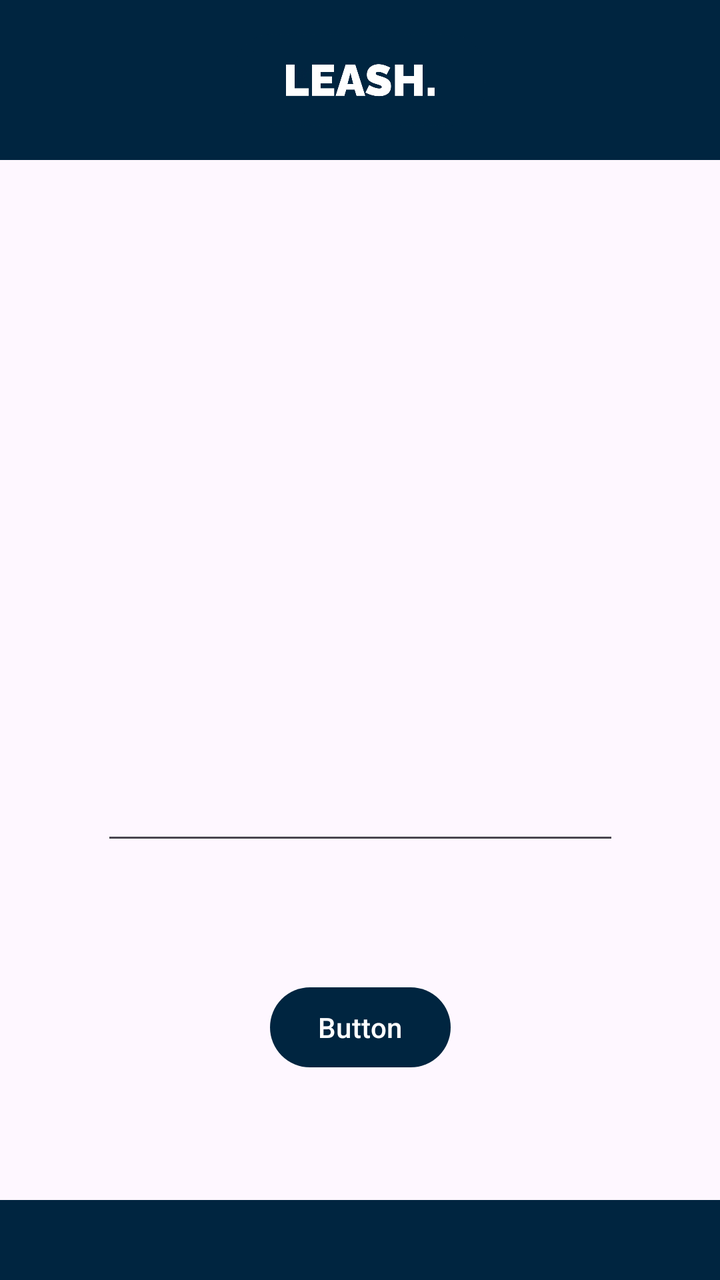
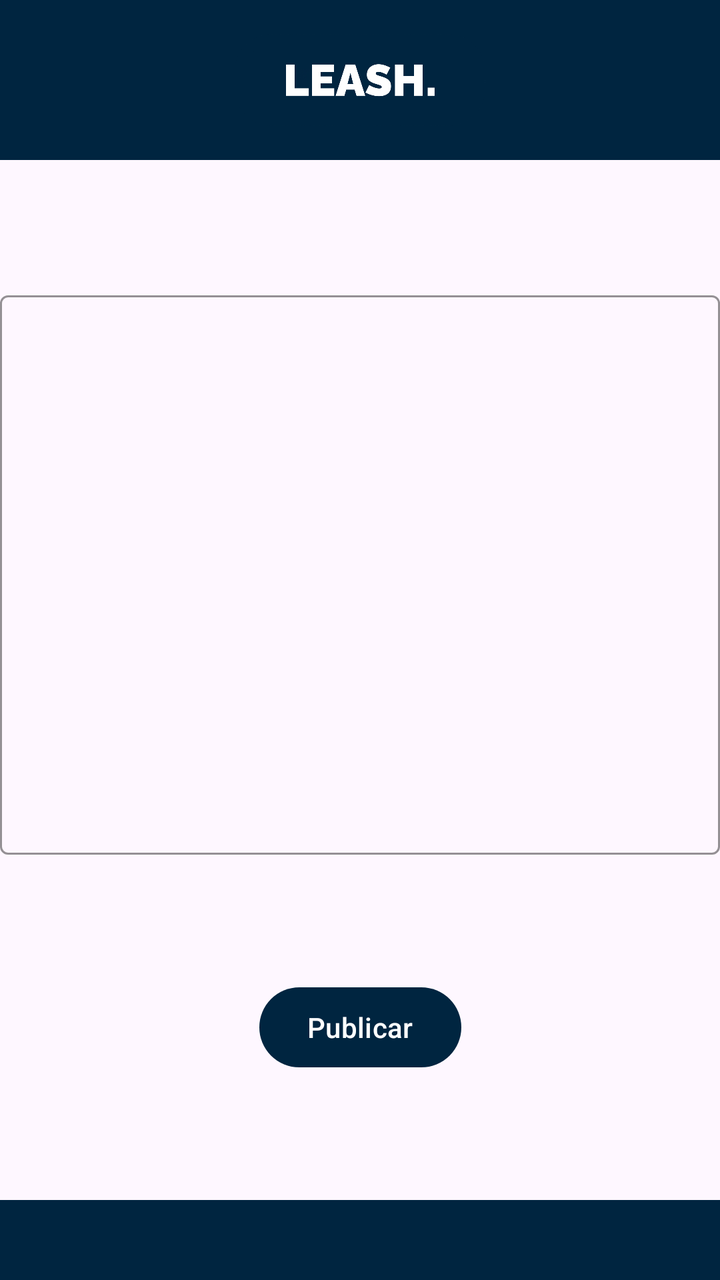

Compare the two renders of this Android layout. The source of the first and the diff that turns it into the second are given below.
<!-- AndroidManifest.xml: application theme Theme.Proyecto -->
<!-- res/layout/activity_nueva_publicacion.xml -->
<?xml version="1.0" encoding="utf-8"?>
<androidx.constraintlayout.widget.ConstraintLayout xmlns:android="http://schemas.android.com/apk/res/android"
    xmlns:app="http://schemas.android.com/apk/res-auto"
    xmlns:tools="http://schemas.android.com/tools"
    android:id="@+id/main"
    android:layout_width="match_parent"
    android:layout_height="match_parent"
    tools:context=".Vistas.NuevaPublicacionActivity">
    <androidx.appcompat.widget.Toolbar
        android:id="@+id/toolbar2"
        android:layout_width="413dp"
        android:layout_height="40dp"
        android:background="@color/Azul_Logo"
        android:minHeight="?attr/actionBarSize"
        android:theme="?attr/actionBarTheme"
        app:layout_constraintBottom_toBottomOf="parent"
        app:layout_constraintEnd_toEndOf="parent"
        app:layout_constraintHorizontal_bias="0.0"
        app:layout_constraintStart_toStartOf="parent" />

    <androidx.appcompat.widget.Toolbar
        android:id="@+id/tbRegistro"
        android:layout_width="0dp"
        android:layout_height="80dp"
        android:background="@color/Azul_Logo"
        android:minHeight="?attr/actionBarSize"
        android:theme="?attr/actionBarTheme"
        app:layout_constraintEnd_toEndOf="parent"
        app:layout_constraintHorizontal_bias="1.0"
        app:layout_constraintStart_toStartOf="parent"
        app:layout_constraintTop_toTopOf="parent" />

    <ImageView
        android:id="@+id/imageView6"
        android:layout_width="0dp"
        android:layout_height="0dp"
        android:src="@drawable/logo3"
        app:layout_constraintBottom_toBottomOf="@+id/tbRegistro"
        app:layout_constraintEnd_toEndOf="@+id/tbRegistro"
        app:layout_constraintStart_toStartOf="parent"
        app:layout_constraintTop_toTopOf="parent" />

    <Button
        android:id="@+id/subirPubli"
        android:layout_width="wrap_content"
        android:layout_height="wrap_content"
        android:text="Button"
        app:layout_constraintBottom_toTopOf="@+id/toolbar2"
        app:layout_constraintEnd_toEndOf="parent"
        app:layout_constraintStart_toStartOf="parent"
        app:layout_constraintTop_toBottomOf="@+id/editContenido" />

    <EditText
        android:id="@+id/editContenido"
        android:layout_width="259dp"
        android:layout_height="285dp"
        android:ems="10"
        android:gravity="start|top"
        android:inputType="textMultiLine"
        app:layout_constraintBottom_toTopOf="@+id/subirPubli"
        app:layout_constraintEnd_toEndOf="parent"
        app:layout_constraintStart_toStartOf="parent"
        app:layout_constraintTop_toBottomOf="@+id/tbRegistro" />
</androidx.constraintlayout.widget.ConstraintLayout>
<!-- resources referenced by this layout -->
<resources>
  <color name="Azul_Logo">#002540</color>
  <!-- drawable logo3: png bitmap (drawable, 65591 bytes) -->
  <style name="Theme.Proyecto" parent="Base.Theme.Proyecto" />
  <style name="Base.Theme.Proyecto" parent="Theme.Material3.DayNight.NoActionBar">
          
          <item name="colorPrimary">@color/Azul_Logo</item>
      </style>
</resources>

<!-- the commit's change to res/layout/activity_nueva_publicacion.xml (unified diff, before → after) -->
@@ -6,6 +6,7 @@
     android:layout_width="match_parent"
     android:layout_height="match_parent"
     tools:context=".Vistas.NuevaPublicacionActivity">
+
     <androidx.appcompat.widget.Toolbar
         android:id="@+id/toolbar2"
         android:layout_width="413dp"
@@ -19,7 +20,7 @@
         app:layout_constraintStart_toStartOf="parent" />
 
     <androidx.appcompat.widget.Toolbar
-        android:id="@+id/tbRegistro"
+        android:id="@+id/tbNuevaPubli"
         android:layout_width="0dp"
         android:layout_height="80dp"
         android:background="@color/Azul_Logo"
@@ -35,30 +36,39 @@
         android:layout_width="0dp"
         android:layout_height="0dp"
         android:src="@drawable/logo3"
-        app:layout_constraintBottom_toBottomOf="@+id/tbRegistro"
-        app:layout_constraintEnd_toEndOf="@+id/tbRegistro"
+        app:layout_constraintBottom_toBottomOf="@+id/tbNuevaPubli"
+        app:layout_constraintEnd_toEndOf="@+id/tbNuevaPubli"
         app:layout_constraintStart_toStartOf="parent"
         app:layout_constraintTop_toTopOf="parent" />
 
     <Button
-        android:id="@+id/subirPubli"
+        android:id="@+id/btnSubirPubli"
         android:layout_width="wrap_content"
         android:layout_height="wrap_content"
-        android:text="Button"
+        android:text="@string/Publicar"
         app:layout_constraintBottom_toTopOf="@+id/toolbar2"
         app:layout_constraintEnd_toEndOf="parent"
         app:layout_constraintStart_toStartOf="parent"
-        app:layout_constraintTop_toBottomOf="@+id/editContenido" />
+        app:layout_constraintTop_toBottomOf="@+id/textInputLayout" />
 
-    <EditText
-        android:id="@+id/editContenido"
-        android:layout_width="259dp"
+    <com.google.android.material.textfield.TextInputLayout
+        android:id="@+id/textInputLayout"
+        android:layout_width="0dp"
         android:layout_height="285dp"
-        android:ems="10"
-        android:gravity="start|top"
-        android:inputType="textMultiLine"
-        app:layout_constraintBottom_toTopOf="@+id/subirPubli"
+        app:boxBackgroundMode="outline"
+        app:boxStrokeColor="@color/Azul_Logo"
+        app:layout_constraintBottom_toTopOf="@+id/btnSubirPubli"
         app:layout_constraintEnd_toEndOf="parent"
         app:layout_constraintStart_toStartOf="parent"
-        app:layout_constraintTop_toBottomOf="@+id/tbRegistro" />
+        app:layout_constraintTop_toBottomOf="@+id/tbNuevaPubli">
+
+        <com.google.android.material.textfield.TextInputEditText
+            android:id="@+id/editContenido"
+            android:layout_width="match_parent"
+            android:layout_height="match_parent"
+            android:gravity="start|top"
+            android:inputType="textMultiLine"
+            android:textColor="@color/Negro" />
+
+    </com.google.android.material.textfield.TextInputLayout>
 </androidx.constraintlayout.widget.ConstraintLayout>
<!-- resource entries referenced after the edit -->
@@ -1,7 +1,9 @@
 <!-- resources referenced by this layout -->
 <resources>
   <color name="Azul_Logo">#002540</color>
+  <color name="Negro">#FF000000</color>
   <!-- drawable logo3: png bitmap (drawable, 65591 bytes) -->
+  <string name="Publicar">Publicar</string>
   <style name="Theme.Proyecto" parent="Base.Theme.Proyecto" />
   <style name="Base.Theme.Proyecto" parent="Theme.Material3.DayNight.NoActionBar">
           
